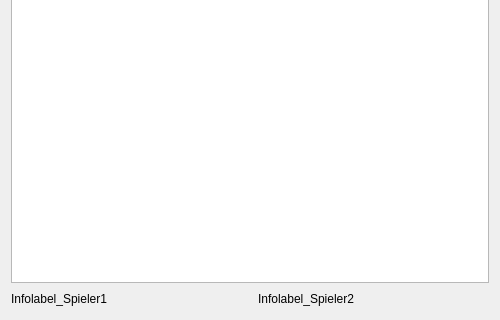
Rhagnur/BelegReversi, file mainwindow.ui: the form before one commit; both pictures show x 0 to 500 and y 280 to 600 of the 500 by 600 pixel window.
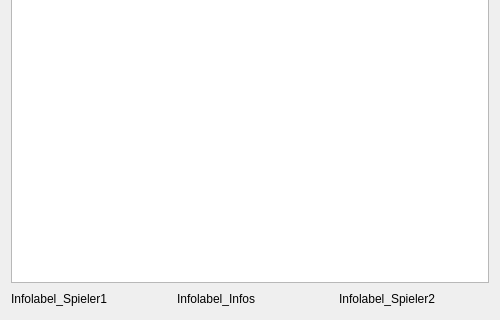
The form after the commit.

Commit message:
- infolabel bearbeitet
- die InfoLabel für Spieler 1, Spieler 2 und allgemein Infos zeigen nun
nützlichen Text an

```diff
--- a/mainwindow.ui
+++ b/mainwindow.ui
@@ -98,6 +98,29 @@
         </property>
        </widget>
       </item>
+      <item>
+       <spacer name="horizontalSpacer_2">
+        <property name="orientation">
+         <enum>Qt::Horizontal</enum>
+        </property>
+        <property name="sizeType">
+         <enum>QSizePolicy::Fixed</enum>
+        </property>
+        <property name="sizeHint" stdset="0">
+         <size>
+          <width>10</width>
+          <height>20</height>
+         </size>
+        </property>
+       </spacer>
+      </item>
+      <item>
+       <widget class="QLabel" name="label">
+        <property name="text">
+         <string>Infolabel_Infos</string>
+        </property>
+       </widget>
+      </item>
       <item>
        <spacer name="horizontalSpacer">
         <property name="orientation">
```
The commit also changes 3 other files.
